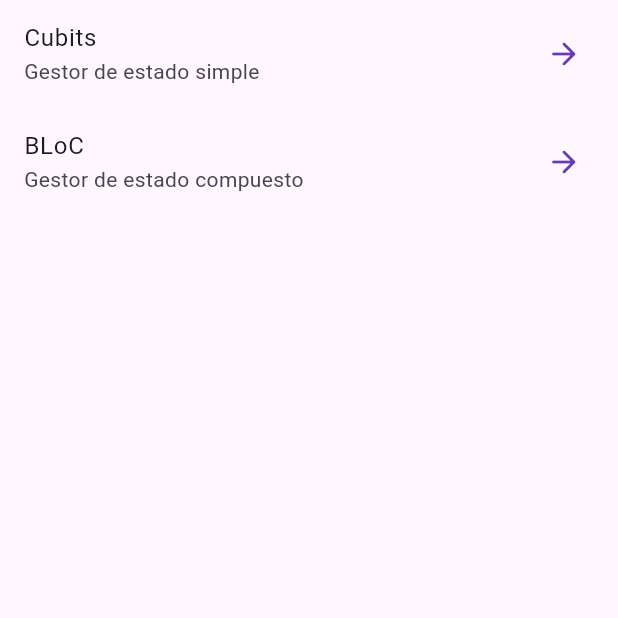
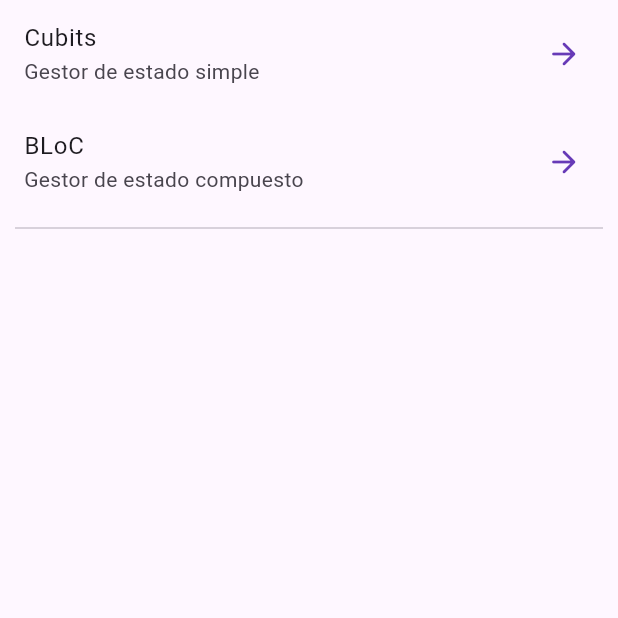
Before and after one commit to SergioBGISC99/forms_app, a Flutter app: the screen it shows after launch, on a phone screen of 412 x 824 dp, the top half of it. Run offline on Flutter 3.47's test engine with Material 2 defaults, Android fonts, the phone set to English and light mode, and no system bars; our stand-ins replace equatable, flutter_bloc, go_router.

Commit message:
preparación para siguiente sección

```diff
--- a/lib/presentation/screens/home_screen.dart
+++ b/lib/presentation/screens/home_screen.dart
@@ -20,6 +20,10 @@ class HomeScreen extends StatelessWidget {
             subtitle: const Text('Gestor de estado compuesto'),
             trailing: const Icon(Icons.arrow_forward_rounded),
             onTap: () => GoRouter.of(context).push('/bloc'),
+          ),
+          const Padding(
+            padding: EdgeInsets.symmetric(horizontal: 10),
+            child: Divider(),
           )
         ],
       ),
```
